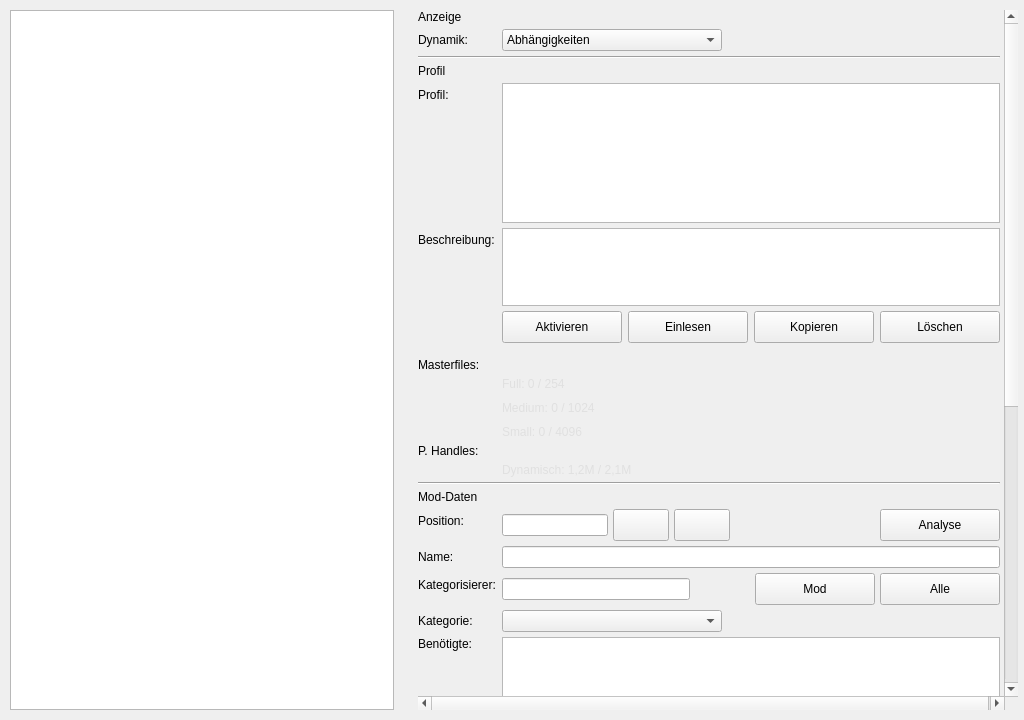
Before: the Qt Designer form Structure/GUI/Page_LoadOrder.ui in Looking4Git/Starfield_LOH, drawn with Qt 5.
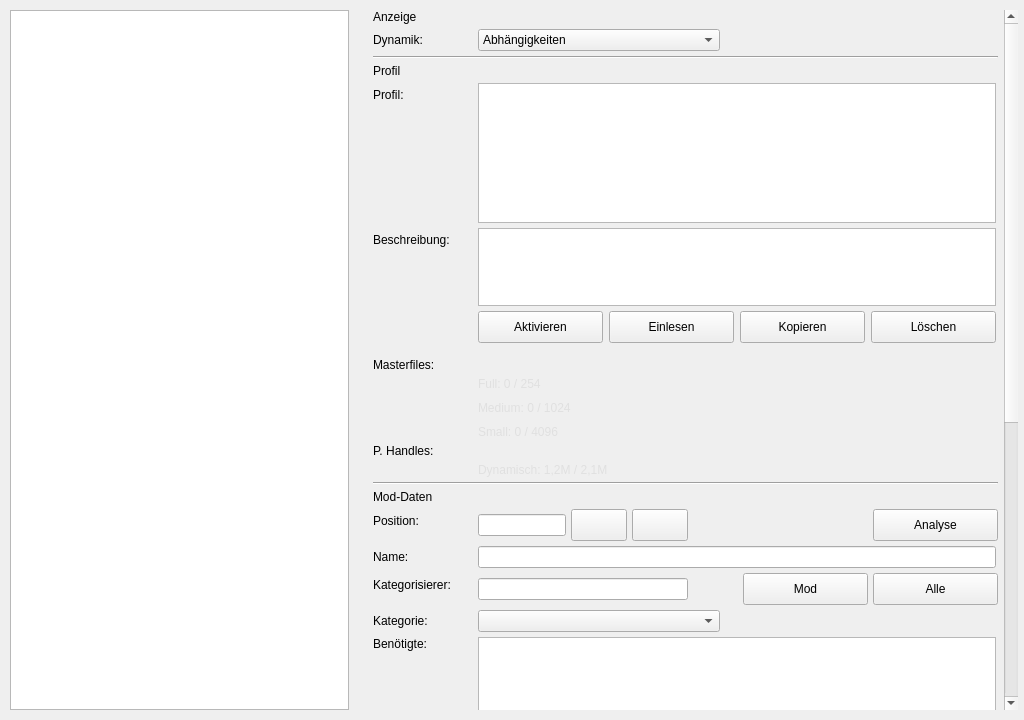
After: the same form once the commit is applied. Icons and pictures are not drawn. Custom widgets are drawn as their Qt base class.

Commit message: feat(ui): Dreispaltiges 645px-Raster fuer Detailbereiche und 210px-Fluchtlinien implementiert

Diff of the .ui file:
```diff
--- a/Structure/GUI/Page_LoadOrder.ui
+++ b/Structure/GUI/Page_LoadOrder.ui
@@ -49,13 +49,13 @@
     <widget class="QScrollArea" name="scroll_area_detail">
      <property name="minimumSize">
       <size>
-       <width>600</width>
+       <width>645</width>
        <height>0</height>
       </size>
      </property>
      <property name="maximumSize">
       <size>
-       <width>600</width>
+       <width>645</width>
        <height>16777215</height>
       </size>
      </property>
@@ -134,13 +134,25 @@
            <property name="text">
             <string>Dynamik:</string>
            </property>
+           <property name="minimumSize">
+            <size>
+             <width>100</width>
+             <height>0</height>
+            </size>
+           </property>
+           <property name="maximumSize">
+            <size>
+             <width>100</width>
+             <height>16777215</height>
+            </size>
+           </property>
           </widget>
          </item>
          <item row="1" column="1">
           <widget class="QComboBox" name="cmb_dynamic_mode">
            <property name="minimumSize">
             <size>
-             <width>220</width>
+             <width>242</width>
              <height>0</height>
             </size>
            </property>
@@ -159,6 +171,12 @@
              <string>Konfliktvermeidung</string>
             </property>
            </item>
+           <property name="maximumSize">
+            <size>
+             <width>242</width>
+             <height>16777215</height>
+            </size>
+           </property>
           </widget>
          </item>
          <item row="2" column="0" colspan="2">
@@ -183,19 +201,31 @@
            <property name="text">
             <string>Profil:</string>
            </property>
+           <property name="minimumSize">
+            <size>
+             <width>100</width>
+             <height>0</height>
+            </size>
+           </property>
+           <property name="maximumSize">
+            <size>
+             <width>100</width>
+             <height>16777215</height>
+            </size>
+           </property>
           </widget>
          </item>
          <item row="4" column="1">
           <widget class="QTreeView" name="tree_profile">
            <property name="minimumSize">
             <size>
-             <width>220</width>
+             <width>518</width>
              <height>140</height>
             </size>
            </property>
            <property name="maximumSize">
             <size>
-             <width>16777215</width>
+             <width>518</width>
              <height>140</height>
             </size>
            </property>
@@ -215,6 +245,18 @@
            <property name="text">
             <string>Beschreibung:</string>
            </property>
+           <property name="minimumSize">
+            <size>
+             <width>100</width>
+             <height>0</height>
+            </size>
+           </property>
+           <property name="maximumSize">
+            <size>
+             <width>100</width>
+             <height>16777215</height>
+            </size>
+           </property>
           </widget>
          </item>
          <item row="5" column="1">
@@ -227,7 +269,7 @@
            </property>
            <property name="maximumSize">
             <size>
-             <width>16777215</width>
+             <width>518</width>
              <height>78</height>
             </size>
            </property>
@@ -237,6 +279,12 @@
            <property name="acceptRichText">
             <bool>false</bool>
            </property>
+           <property name="minimumSize">
+            <size>
+             <width>518</width>
+             <height>78</height>
+            </size>
+           </property>
           </widget>
          </item>
          <item row="6" column="1">
@@ -260,13 +308,13 @@
             <widget class="QPushButton" name="btn_activate_profile">
              <property name="minimumSize">
               <size>
-               <width>120</width>
+               <width>125</width>
                <height>32</height>
               </size>
              </property>
              <property name="maximumSize">
               <size>
-               <width>120</width>
+               <width>125</width>
                <height>32</height>
               </size>
              </property>
@@ -289,13 +337,13 @@
             <widget class="QPushButton" name="btn_import_profile">
              <property name="minimumSize">
               <size>
-               <width>120</width>
+               <width>125</width>
                <height>32</height>
               </size>
              </property>
              <property name="maximumSize">
               <size>
-               <width>120</width>
+               <width>125</width>
                <height>32</height>
               </size>
              </property>
@@ -318,13 +366,13 @@
             <widget class="QPushButton" name="btn_copy_profile">
              <property name="minimumSize">
               <size>
-               <width>120</width>
+               <width>125</width>
                <height>32</height>
               </size>
              </property>
              <property name="maximumSize">
               <size>
-               <width>120</width>
+               <width>125</width>
                <height>32</height>
               </size>
              </property>
@@ -347,13 +395,13 @@
             <widget class="QPushButton" name="btn_delete_profile">
              <property name="minimumSize">
               <size>
-               <width>120</width>
+               <width>125</width>
                <height>32</height>
               </size>
              </property>
              <property name="maximumSize">
               <size>
-               <width>120</width>
+               <width>125</width>
                <height>32</height>
               </size>
              </property>
@@ -385,6 +433,18 @@
            <property name="alignment">
             <set>Qt::AlignmentFlag::AlignLeading|Qt::AlignmentFlag::AlignLeft|Qt::AlignmentFlag::AlignTop</set>
            </property>
+           <property name="minimumSize">
+            <size>
+             <width>100</width>
+             <height>0</height>
+            </size>
+           </property>
+           <property name="maximumSize">
+            <size>
+             <width>100</width>
+             <height>16777215</height>
+            </size>
+           </property>
           </widget>
          </item>
          <item row="7" column="1">
@@ -437,6 +497,18 @@
            <property name="alignment">
             <set>Qt::AlignmentFlag::AlignLeading|Qt::AlignmentFlag::AlignLeft|Qt::AlignmentFlag::AlignTop</set>
            </property>
+           <property name="minimumSize">
+            <size>
+             <width>100</width>
+             <height>0</height>
+            </size>
+           </property>
+           <property name="maximumSize">
+            <size>
+             <width>100</width>
+             <height>16777215</height>
+            </size>
+           </property>
           </widget>
          </item>
          <item row="13" column="1">
@@ -474,6 +546,18 @@
            <property name="text">
             <string>Position:</string>
            </property>
+           <property name="minimumSize">
+            <size>
+             <width>100</width>
+             <height>0</height>
+            </size>
+           </property>
+           <property name="maximumSize">
+            <size>
+             <width>100</width>
+             <height>16777215</height>
+            </size>
+           </property>
           </widget>
          </item>
          <item row="17" column="1">
@@ -497,13 +581,13 @@
             <widget class="QLineEdit" name="inp_position">
              <property name="minimumSize">
               <size>
-               <width>106</width>
+               <width>88</width>
                <height>0</height>
               </size>
              </property>
              <property name="maximumSize">
               <size>
-               <width>106</width>
+               <width>88</width>
                <height>16777215</height>
               </size>
              </property>
@@ -578,13 +662,13 @@
             <widget class="QPushButton" name="btn_analysis">
              <property name="minimumSize">
               <size>
-               <width>120</width>
+               <width>125</width>
                <height>32</height>
               </size>
              </property>
              <property name="maximumSize">
               <size>
-               <width>120</width>
+               <width>125</width>
                <height>32</height>
               </size>
              </property>
@@ -607,6 +691,18 @@
            <property name="text">
             <string>Name:</string>
            </property>
+           <property name="minimumSize">
+            <size>
+             <width>100</width>
+             <height>0</height>
+            </size>
+           </property>
+           <property name="maximumSize">
+            <size>
+             <width>100</width>
+             <height>16777215</height>
+            </size>
+           </property>
           </widget>
          </item>
          <item row="18" column="1">
@@ -614,6 +710,18 @@
            <property name="readOnly">
             <bool>true</bool>
            </property>
+           <property name="minimumSize">
+            <size>
+             <width>518</width>
+             <height>0</height>
+            </size>
+           </property>
+           <property name="maximumSize">
+            <size>
+             <width>518</width>
+             <height>16777215</height>
+            </size>
+           </property>
           </widget>
          </item>
          <item row="20" column="0">
@@ -621,6 +729,18 @@
            <property name="text">
             <string>Kategorisierer:</string>
            </property>
+           <property name="minimumSize">
+            <size>
+             <width>100</width>
+             <height>0</height>
+            </size>
+           </property>
+           <property name="maximumSize">
+            <size>
+             <width>100</width>
+             <height>16777215</height>
+            </size>
+           </property>
           </widget>
          </item>
          <item row="20" column="1">
@@ -644,13 +764,13 @@
              </property>
              <property name="minimumSize">
               <size>
-               <width>188</width>
+               <width>210</width>
                <height>0</height>
               </size>
              </property>
              <property name="maximumSize">
               <size>
-               <width>188</width>
+               <width>210</width>
                <height>16777215</height>
               </size>
              </property>
@@ -673,13 +793,13 @@
             <widget class="QPushButton" name="btn_apply_classifier_mod">
              <property name="minimumSize">
               <size>
-               <width>120</width>
+               <width>125</width>
                <height>32</height>
               </size>
              </property>
              <property name="maximumSize">
               <size>
-               <width>120</width>
+               <width>125</width>
                <height>32</height>
               </size>
              </property>
@@ -692,13 +812,13 @@
             <widget class="QPushButton" name="btn_apply_classifier_all">
              <property name="minimumSize">
               <size>
-               <width>120</width>
+               <width>125</width>
                <height>32</height>
               </size>
              </property>
              <property name="maximumSize">
               <size>
-               <width>120</width>
+               <width>125</width>
                <height>32</height>
               </size>
              </property>
@@ -714,16 +834,34 @@
            <property name="text">
             <string>Kategorie:</string>
            </property>
+           <property name="minimumSize">
+            <size>
+             <width>100</width>
+             <height>0</height>
+            </size>
+           </property>
+           <property name="maximumSize">
+            <size>
+             <width>100</width>
+             <height>16777215</height>
+            </size>
+           </property>
           </widget>
          </item>
          <item row="21" column="1">
           <widget class="QComboBox" name="cmb_category">
            <property name="minimumSize">
             <size>
-             <width>220</width>
+             <width>242</width>
              <height>0</height>
             </size>
            </property>
+           <property name="maximumSize">
+            <size>
+             <width>242</width>
+             <height>16777215</height>
+            </size>
+           </property>
           </widget>
          </item>
          <item row="22" column="0">
@@ -737,6 +875,18 @@
            <property name="indent">
             <number>0</number>
            </property>
+           <property name="minimumSize">
+            <size>
+             <width>100</width>
+             <height>0</height>
+            </size>
+           </property>
+           <property name="maximumSize">
+            <size>
+             <width>100</width>
+             <height>16777215</height>
+            </size>
+           </property>
           </widget>
          </item>
          <item row="22" column="1">
@@ -749,13 +899,13 @@
            </property>
            <property name="minimumSize">
             <size>
-             <width>220</width>
+             <width>518</width>
              <height>140</height>
             </size>
            </property>
            <property name="maximumSize">
             <size>
-             <width>16777215</width>
+             <width>518</width>
              <height>140</height>
             </size>
            </property>
@@ -1183,6 +1333,9 @@
        </item>
       </layout>
      </widget>
+     <property name="horizontalScrollBarPolicy">
+      <enum>Qt::ScrollBarPolicy::ScrollBarAlwaysOff</enum>
+     </property>
     </widget>
    </item>
   </layout>
```
Left out of the diff: 76 changed lines with no effect on the pictures. The commit also changes 3 other files.
